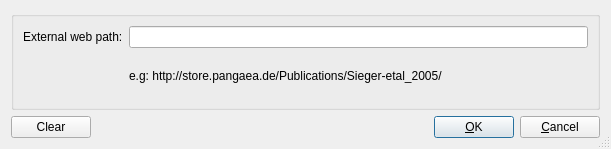
Before: the Qt Designer form trunk/Forms/FileListOptionsDialog/filelistoptionsdialog.ui in rsieger/PanTool, drawn with Qt 5.
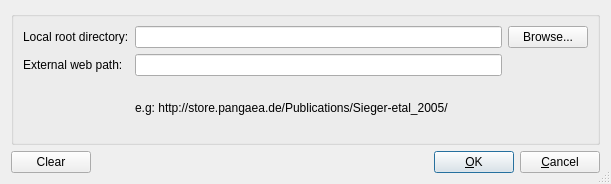
After: the same form once the commit is applied.

Commit message: File list -> locale root directory dialog added

What changed in the file:
```diff
--- a/trunk/Forms/FileListOptionsDialog/filelistoptionsdialog.ui
+++ b/trunk/Forms/FileListOptionsDialog/filelistoptionsdialog.ui
@@ -7,7 +7,7 @@
     <x>0</x>
     <y>0</y>
     <width>611</width>
-    <height>149</height>
+    <height>184</height>
    </rect>
   </property>
   <property name="acceptDrops">
@@ -19,7 +19,64 @@
   <property name="sizeGripEnabled">
    <bool>true</bool>
   </property>
-  <layout class="QGridLayout" name="gridLayout_7">
+  <layout class="QGridLayout" name="gridLayout_2">
+   <item row="0" column="0">
+    <widget class="QGroupBox" name="groupBox_SearchAndReplace_1">
+     <property name="title">
+      <string/>
+     </property>
+     <layout class="QGridLayout" name="gridLayout">
+      <item row="0" column="0">
+       <widget class="QLabel" name="SearchForLabelText_2">
+        <property name="text">
+         <string>Local root directory:</string>
+        </property>
+       </widget>
+      </item>
+      <item row="0" column="1">
+       <widget class="QLineEdit" name="LocalRootDir_lineEdit">
+        <property name="minimumSize">
+         <size>
+          <width>0</width>
+          <height>0</height>
+         </size>
+        </property>
+       </widget>
+      </item>
+      <item row="0" column="2">
+       <widget class="QPushButton" name="browseLocalRootDirButton">
+        <property name="text">
+         <string>Browse...</string>
+        </property>
+       </widget>
+      </item>
+      <item row="1" column="0">
+       <widget class="QLabel" name="SearchForLabelText_1">
+        <property name="text">
+         <string>External web path:</string>
+        </property>
+       </widget>
+      </item>
+      <item row="1" column="1">
+       <widget class="QLineEdit" name="ExternalWebPath_lineEdit">
+        <property name="minimumSize">
+         <size>
+          <width>0</width>
+          <height>0</height>
+         </size>
+        </property>
+       </widget>
+      </item>
+      <item row="2" column="1" colspan="2">
+       <widget class="QLabel" name="label">
+        <property name="text">
+         <string>e.g: http://store.pangaea.de/Publications/Sieger-etal_2005/</string>
+        </property>
+       </widget>
+      </item>
+     </layout>
+    </widget>
+   </item>
    <item row="1" column="0">
     <layout class="QHBoxLayout" name="horizontalLayout">
      <item>
@@ -61,39 +118,6 @@
      </item>
     </layout>
    </item>
-   <item row="0" column="0">
-    <widget class="QGroupBox" name="groupBox_SearchAndReplace_1">
-     <property name="title">
-      <string/>
-     </property>
-     <layout class="QGridLayout" name="gridLayout">
-      <item row="0" column="0">
-       <widget class="QLabel" name="SearchForLabelText_1">
-        <property name="text">
-         <string>External web path:</string>
-        </property>
-       </widget>
-      </item>
-      <item row="0" column="1">
-       <widget class="QLineEdit" name="ExternalWebPath_lineEdit">
-        <property name="minimumSize">
-         <size>
-          <width>0</width>
-          <height>0</height>
-         </size>
-        </property>
-       </widget>
-      </item>
-      <item row="1" column="1">
-       <widget class="QLabel" name="label">
-        <property name="text">
-         <string>e.g: http://store.pangaea.de/Publications/Sieger-etal_2005/</string>
-        </property>
-       </widget>
-      </item>
-     </layout>
-    </widget>
-   </item>
   </layout>
  </widget>
  <tabstops>
```
Left out of the diff: 2 changed lines with no effect on the pictures. The commit also changes 8 other files.
